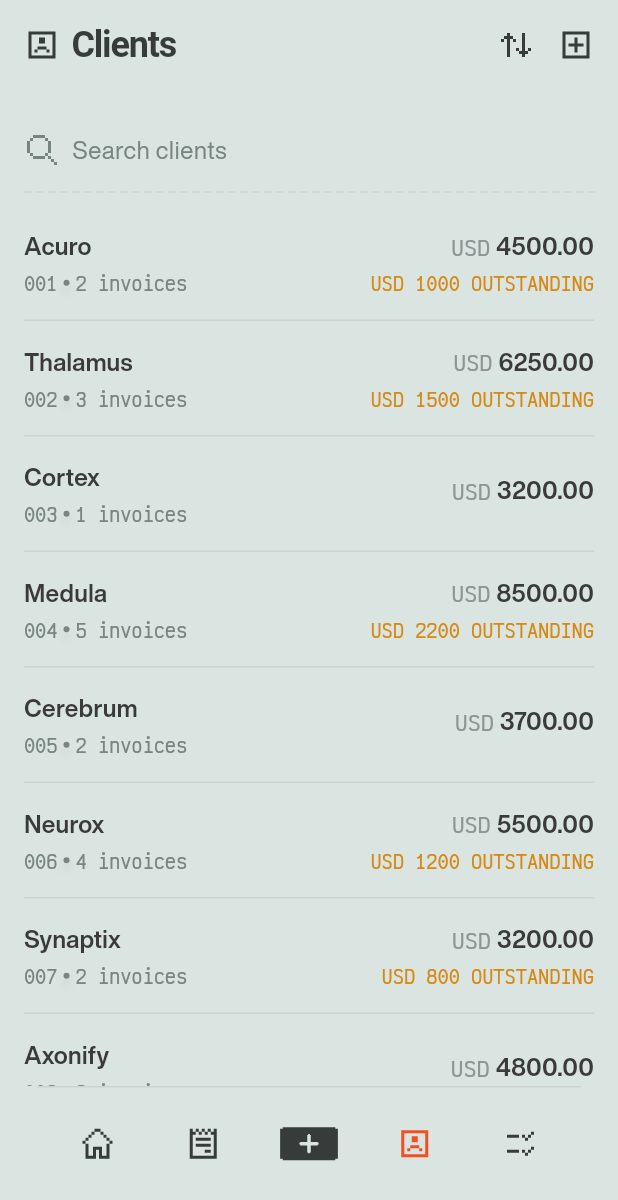
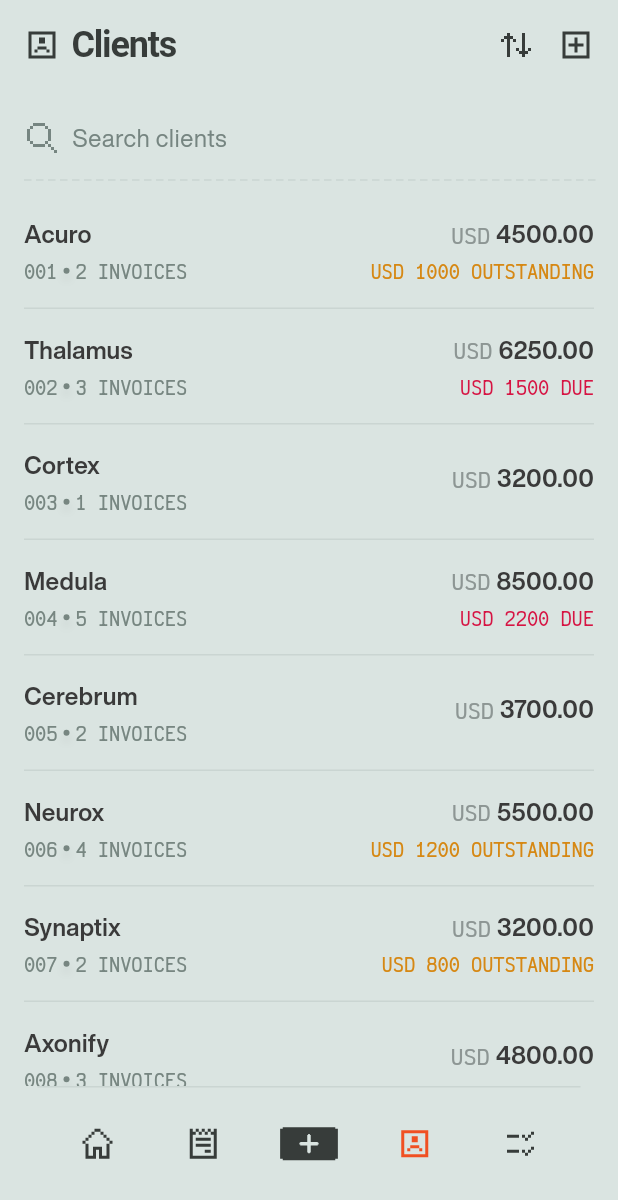
Before and after one commit to felixjoydev/invoiceGenerator, a Flutter app: the ClientListScreen screen opened directly, on a phone screen of 412 x 824 dp. Shown: the top 1200 px of the screen. Run offline on Flutter 3.47's test engine with Material 3 defaults, Android fonts, the phone set to English and light mode, and no system bars; our stand-ins replace flutter_riverpod, flutter_svg, supabase_flutter; accounts and stored records are empty; Roboto replaces fonts that are missing (HelveticaNowDisplay).

Commit message:
Add due amount feature to ClientCard and update client list screen

```diff
--- a/lib/screens/clients/client_list_screen.dart
+++ b/lib/screens/clients/client_list_screen.dart
@@ -34,6 +34,8 @@
       'amount': 4500.00,
       'outstandingAmount': 1000.00,
       'hasOutstanding': true,
+      'dueAmount': 0.00,
+      'hasDue': false,
     },
     {
       'clientName': 'Thalamus',
@@ -41,8 +43,9 @@
       'invoiceCount': 3,
       'currency': 'USD',
       'amount': 6250.00,
-      'outstandingAmount': 1500.00,
-      'hasOutstanding': true,
+      'dueAmount': 1500.00,
+      'hasOutstanding': false,
+      'hasDue': true,
     },
     {
       'clientName': 'Cortex',
@@ -52,6 +55,7 @@
       'amount': 3200.00,
       'outstandingAmount': 0.00,
       'hasOutstanding': false,
+      'hasDue': false,
     },
     {
       'clientName': 'Medula',
@@ -59,8 +63,9 @@
       'invoiceCount': 5,
       'currency': 'USD',
       'amount': 8500.00,
-      'outstandingAmount': 2200.00,
-      'hasOutstanding': true,
+      'dueAmount': 2200.00,
+      'hasOutstanding': false,
+      'hasDue': true,
     },
     {
       'clientName': 'Cerebrum',
@@ -70,6 +75,7 @@
       'amount': 3700.00,
       'outstandingAmount': 0.00,
       'hasOutstanding': false,
+      'hasDue': false,
     },
     {
       'clientName': 'Neurox',
@@ -79,6 +85,7 @@
       'amount': 5500.00,
       'outstandingAmount': 1200.00,
       'hasOutstanding': true,
+      'hasDue': false,
     },
     {
       'clientName': 'Synaptix',
@@ -88,6 +95,7 @@
       'amount': 3200.00,
       'outstandingAmount': 800.00,
       'hasOutstanding': true,
+      'hasDue': false,
     },
     {
       'clientName': 'Axonify',
@@ -97,6 +105,7 @@
       'amount': 4800.00,
       'outstandingAmount': 0.00,
       'hasOutstanding': false,
+      'hasDue': false,
     },
     {
       'clientName': 'BrainTech',
@@ -106,6 +115,7 @@
       'amount': 2500.00,
       'outstandingAmount': 0.00,
       'hasOutstanding': false,
+      'hasDue': false,
     },
     {
       'clientName': 'Cognition',
@@ -115,6 +125,7 @@
       'amount': 3800.00,
       'outstandingAmount': 1100.00,
       'hasOutstanding': true,
+      'hasDue': false,
     },
   ];
 
@@ -238,7 +249,7 @@
             ),
 
             // 32px spacing after TopNav
-            const SizedBox(height: 16),
+            const SizedBox(height: 8),
 
             // Search Input
             Padding(
@@ -313,8 +324,10 @@
             invoiceCount: client['invoiceCount'],
             currency: client['currency'],
             amount: client['amount'],
-            outstandingAmount: client['outstandingAmount'],
+            outstandingAmount: client['outstandingAmount'] ?? 0.00,
             hasOutstanding: client['hasOutstanding'],
+            dueAmount: client['dueAmount'] ?? 0.00,
+            hasDue: client['hasDue'] ?? false,
           );
         }
         // Return divider for odd indices
--- a/lib/widgets/cards/ClientCard.dart
+++ b/lib/widgets/cards/ClientCard.dart
@@ -7,7 +7,9 @@
   final String currency;
   final double amount;
   final double outstandingAmount;
+  final double dueAmount;
   final bool hasOutstanding;
+  final bool hasDue;
 
   const ClientCard({
     Key? key,
@@ -17,7 +19,9 @@
     this.currency = "USD",
     this.amount = 4500.00,
     this.outstandingAmount = 1000.00,
+    this.dueAmount = 0.00,
     this.hasOutstanding = true,
+    this.hasDue = false,
   }) : super(key: key);
 
   @override
@@ -46,7 +50,7 @@
               Row(
                 children: [
                   Text(
-                    clientId,
+                    clientId.toUpperCase(),
                     style: TextStyle(
                       fontFamily: 'Victor Mono',
                       fontWeight: FontWeight.bold,
@@ -72,7 +76,7 @@
                   ),
                   SizedBox(width: 4),
                   Text(
-                    "$invoiceCount invoices",
+                    "$invoiceCount invoices".toUpperCase(),
                     style: TextStyle(
                       fontFamily: 'Victor Mono',
                       fontWeight: FontWeight.bold,
@@ -93,7 +97,7 @@
               Row(
                 children: [
                   Text(
-                    currency,
+                    currency.toUpperCase(),
                     style: TextStyle(
                       fontFamily: 'Victor Mono',
                       fontWeight: FontWeight.bold,
@@ -121,7 +125,17 @@
                     fontFamily: 'Victor Mono',
                     fontWeight: FontWeight.bold,
                     fontSize: 12,
-                    color: Color(0xFFD68914),
+                    color: Color(0xFFD68814),
+                  ),
+                ),
+              if (hasDue)
+                Text(
+                  "$currency ${dueAmount.toStringAsFixed(0)} DUE",
+                  style: TextStyle(
+                    fontFamily: 'Victor Mono',
+                    fontWeight: FontWeight.bold,
+                    fontSize: 12,
+                    color: Color(0xFFD61443),
                   ),
                 ),
             ],
@@ -163,6 +177,17 @@
                 amount: 1200.00,
                 hasOutstanding: false,
               ),
+              SizedBox(height: 16),
+              ClientCard(
+                clientName: "Quantum Ltd",
+                clientId: "004",
+                invoiceCount: 3,
+                currency: "USD",
+                amount: 3500.00,
+                hasOutstanding: false,
+                hasDue: true,
+                dueAmount: 1500.00,
+              ),
             ],
           ),
         ),
```
